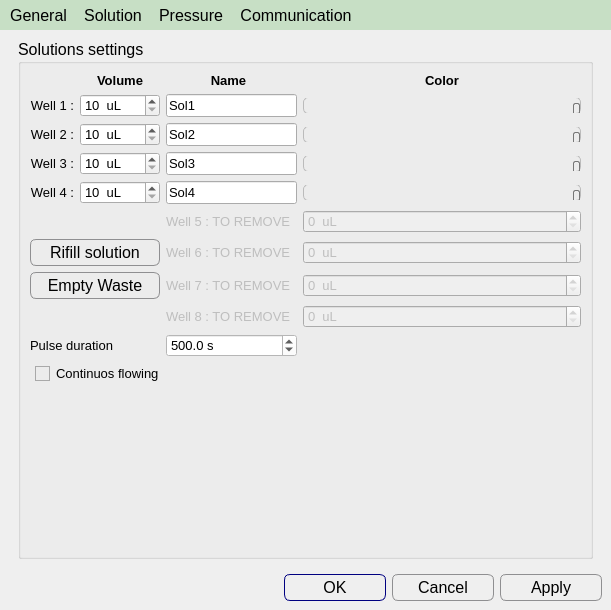
Qt form apps/Lab-on-a-tip/tools.ui (bellonemauro/Labonatip2.0) before a commit.
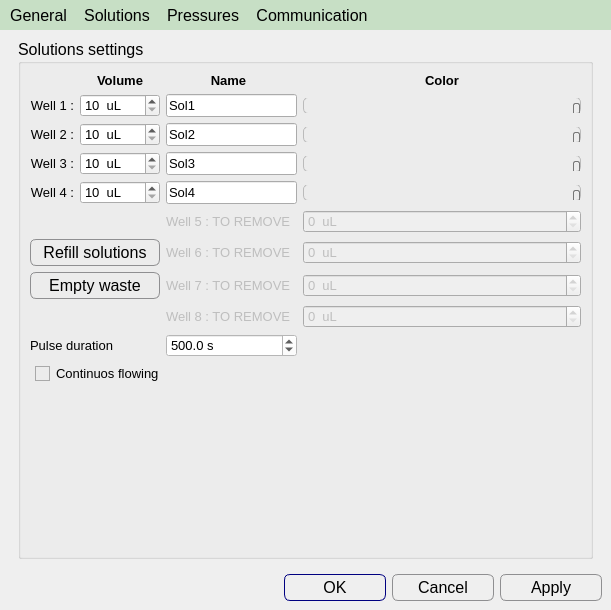
The same form after that commit. The open tabs and pages were chosen to show the change. Icons and pictures are not drawn.

```diff
--- a/apps/Lab-on-a-tip/tools.ui
+++ b/apps/Lab-on-a-tip/tools.ui
@@ -1481,7 +1481,7 @@
  }</string>
              </property>
              <property name="text">
-              <string>Rifill solution</string>
+              <string>Refill solutions</string>
              </property>
             </widget>
            </item>
@@ -1525,7 +1525,7 @@
  }</string>
              </property>
              <property name="text">
-              <string>Empty Waste</string>
+              <string>Empty waste</string>
              </property>
             </widget>
            </item>
@@ -3111,7 +3111,7 @@
      <normaloff>:/icons/solutions.png</normaloff>:/icons/solutions.png</iconset>
    </property>
    <property name="text">
-    <string>Solution</string>
+    <string>Solutions</string>
    </property>
    <property name="toolTip">
     <string>Solution</string>
@@ -3126,7 +3126,7 @@
      <normaloff>:/icons/pressure.png</normaloff>:/icons/pressure.png</iconset>
    </property>
    <property name="text">
-    <string>Pressure</string>
+    <string>Pressures</string>
    </property>
   </action>
   <action name="actionCommunication">
```
Left out of the diff: 2 changed lines with no effect on the pictures.
